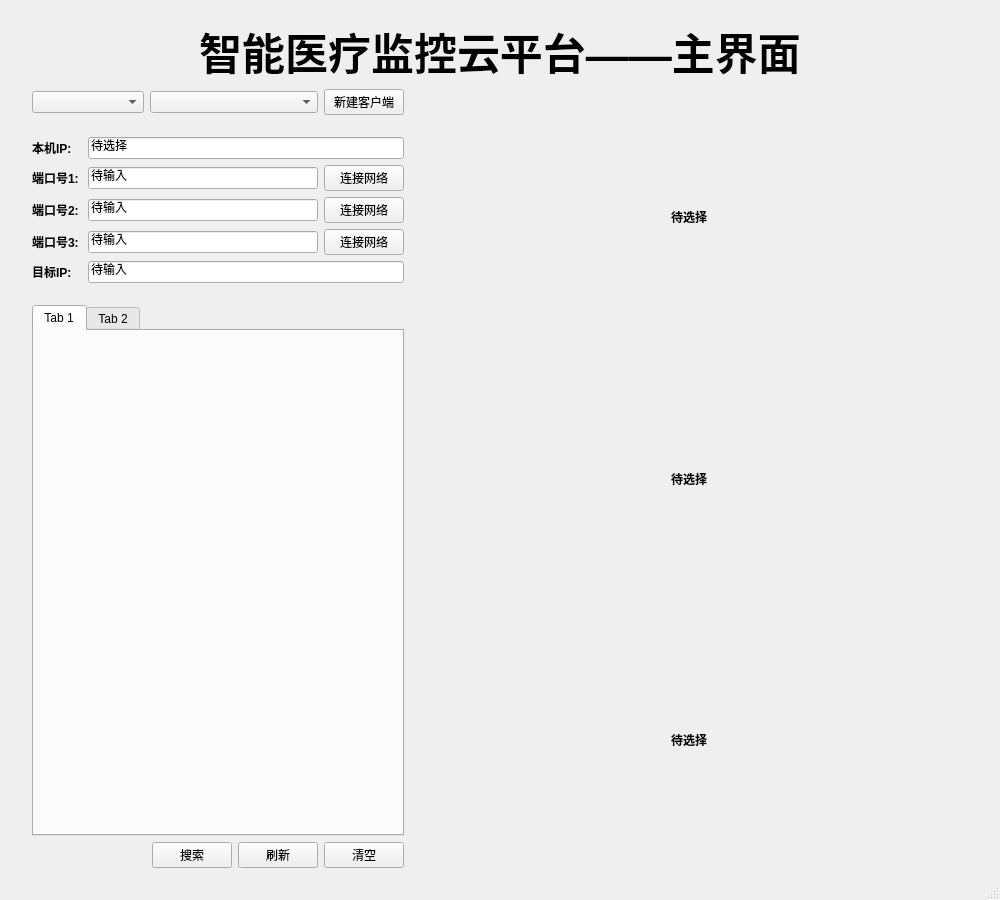
Qt form data/UI/MainWindow.ui (Sharpiless/PyQt5-based-Remote-Medical-System-v1.0) before a commit.
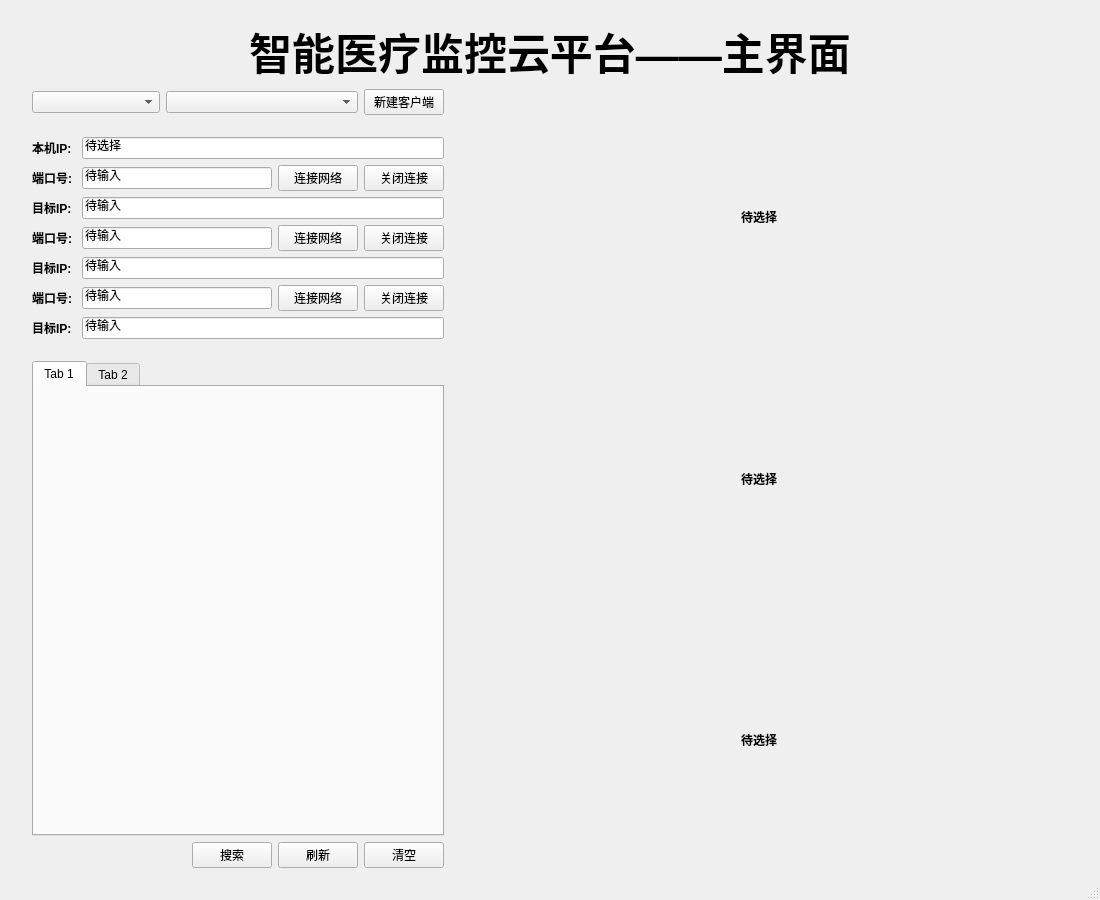
The same form after that commit.

```diff
--- a/data/UI/MainWindow.ui
+++ b/data/UI/MainWindow.ui
@@ -6,7 +6,7 @@
             <rect>
                 <x>0</x>
                 <y>0</y>
-                <width>1000</width>
+                <width>1100</width>
                 <height>900</height>
             </rect>
         </property>
@@ -122,7 +122,7 @@
                                                     </font>
                                                 </property>
                                                 <property name="text">
-                                                    <string>端口号1: </string>
+                                                    <string>端口号: </string>
                                                 </property>
                                             </widget>
                                         </item>
@@ -142,10 +142,17 @@
                                                         </property>
                                                     </widget>
                                                 </item>
+                                                <item>
+                                                    <widget class="QPushButton" name="close_net1">
+                                                        <property name="text">
+                                                            <string>关闭连接</string>
+                                                        </property>
+                                                    </widget>
+                                                </item>
                                             </layout>
                                         </item>
                                         <item row="2" column="0">
-                                            <widget class="QLabel" name="address_label2">
+                                            <widget class="QLabel" name="target_ip_btn_1">
                                                 <property name="font">
                                                     <font>
                                                         <weight>75</weight>
@@ -153,11 +160,31 @@
                                                     </font>
                                                 </property>
                                                 <property name="text">
-                                                    <string>端口号2: </string>
+                                                    <string>目标IP:</string>
                                                 </property>
                                             </widget>
                                         </item>
                                         <item row="2" column="1">
+                                            <widget class="QLineEdit" name="target_ip_1">
+                                                <property name="text">
+                                                    <string>待输入</string>
+                                                </property>
+                                            </widget>
+                                        </item>
+                                        <item row="3" column="0">
+                                            <widget class="QLabel" name="address_label2">
+                                                <property name="font">
+                                                    <font>
+                                                        <weight>75</weight>
+                                                        <bold>true</bold>
+                                                    </font>
+                                                </property>
+                                                <property name="text">
+                                                    <string>端口号: </string>
+                                                </property>
+                                            </widget>
+                                        </item>
+                                        <item row="3" column="1">
                                             <layout class="QHBoxLayout" name="horizontalLayout" stretch="2,0">
                                                 <item>
                                                     <widget class="QLineEdit" name="address2">
@@ -173,9 +200,36 @@
                                                         </property>
                                                     </widget>
                                                 </item>
+                                                <item>
+                                                    <widget class="QPushButton" name="close_net2">
+                                                        <property name="text">
+                                                            <string>关闭连接</string>
+                                                        </property>
+                                                    </widget>
+                                                </item>
                                             </layout>
                                         </item>
-                                        <item row="3" column="0">
+                                        <item row="4" column="0">
+                                            <widget class="QLabel" name="target_ip_btn_2">
+                                                <property name="font">
+                                                    <font>
+                                                        <weight>75</weight>
+                                                        <bold>true</bold>
+                                                    </font>
+                                                </property>
+                                                <property name="text">
+                                                    <string>目标IP:</string>
+                                                </property>
+                                            </widget>
+                                        </item>
+                                        <item row="4" column="1">
+                                            <widget class="QLineEdit" name="target_ip_2">
+                                                <property name="text">
+                                                    <string>待输入</string>
+                                                </property>
+                                            </widget>
+                                        </item>
+                                        <item row="5" column="0">
                                             <widget class="QLabel" name="address_label3">
                                                 <property name="font">
                                                     <font>
@@ -184,11 +238,11 @@
                                                     </font>
                                                 </property>
                                                 <property name="text">
-                                                    <string>端口号3: </string>
+                                                    <string>端口号: </string>
                                                 </property>
                                             </widget>
                                         </item>
-                                        <item row="3" column="1">
+                                        <item row="5" column="1">
                                             <layout class="QHBoxLayout" name="horizontalLayout" stretch="2,0">
                                                 <item>
                                                     <widget class="QLineEdit" name="address3">
@@ -204,10 +258,17 @@
                                                         </property>
                                                     </widget>
                                                 </item>
+                                                <item>
+                                                    <widget class="QPushButton" name="close_net3">
+                                                        <property name="text">
+                                                            <string>关闭连接</string>
+                                                        </property>
+                                                    </widget>
+                                                </item>
                                             </layout>
                                         </item>
-                                        <item row="4" column="0">
-                                            <widget class="QLabel" name="max_speed_label">
+                                        <item row="6" column="0">
+                                            <widget class="QLabel" name="target_ip_btn_3">
                                                 <property name="font">
                                                     <font>
                                                         <weight>75</weight>
@@ -219,8 +280,8 @@
                                                 </property>
                                             </widget>
                                         </item>
-                                        <item row="4" column="1">
-                                            <widget class="QLineEdit" name="target_ip">
+                                        <item row="6" column="1">
+                                            <widget class="QLineEdit" name="target_ip_3">
                                                 <property name="text">
                                                     <string>待输入</string>
                                                 </property>
```
